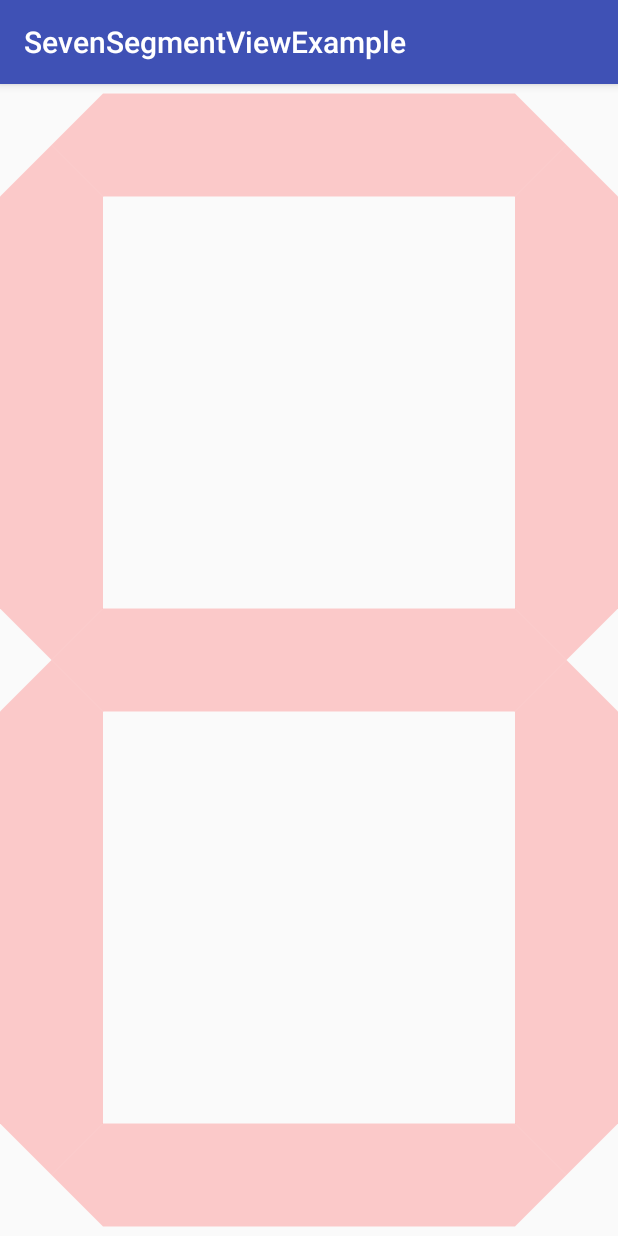
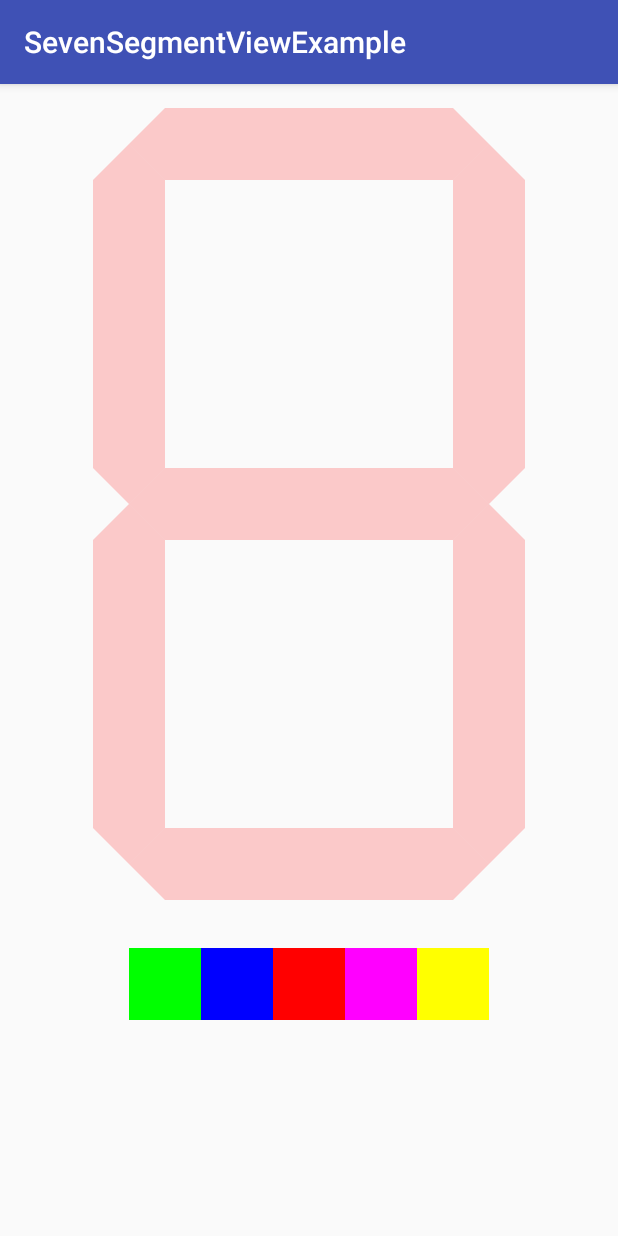
Before and after one commit to Jabiali19/seven-segment-view, an Android app: the screen it shows after launch (MainActivity), on a phone screen of 412 x 824 dp. Run offline under Robolectric (Android 15) with nearby library versions, the phone set to English and light mode, and no system bars.

Commit message:
implement dynamic color support + in app demo

```diff
--- a/seven-segment-view/src/main/java/com/bendaschel/sevensegmentview/SevenSegmentView.java
+++ b/seven-segment-view/src/main/java/com/bendaschel/sevensegmentview/SevenSegmentView.java
@@ -189,4 +189,22 @@ public class SevenSegmentView extends View {
         }
         super.onRestoreInstanceState(state);
     }
+
+    public int getOnColor() {
+        return onColor;
+    }
+
+    public void setOnColor(int onColor) {
+        this.onColor = onColor;
+        invalidate();
+    }
+
+    public int getOffColor() {
+        return offColor;
+    }
+
+    public void setOffColor(int offColor) {
+        this.offColor = offColor;
+        invalidate();
+    }
 }
--- a/sevensegmentview.example/src/main/java/com/bendaschel/sevensegmentview/example/MainActivity.kt
+++ b/sevensegmentview.example/src/main/java/com/bendaschel/sevensegmentview/example/MainActivity.kt
@@ -1,19 +1,20 @@
 package com.bendaschel.sevensegmentview.example
 
+import android.graphics.Color
 import android.os.Bundle
 import android.support.v7.app.AppCompatActivity
-import android.view.View
 import android.widget.LinearLayout
-
 import com.bendaschel.example.R
 import com.bendaschel.sevensegmentview.SevenSegmentView
 
 
 class MainActivity : AppCompatActivity() {
 
-    private var sv: SevenSegmentView? = null
+    private lateinit var sv: SevenSegmentView
 
-    private var colorPicker: LinearLayout? = null
+    private lateinit var colorPicker: LinearLayout
+
+    private val colors = listOf<Int>(Color.GREEN, Color.BLUE, Color.RED, Color.MAGENTA, Color.YELLOW)
 
     override fun onCreate(savedInstanceState: Bundle?) {
         super.onCreate(savedInstanceState)
@@ -21,12 +22,20 @@ class MainActivity : AppCompatActivity() {
 
         sv = findViewById(R.id.display) as SevenSegmentView
 
-        sv!!.setOnClickListener {
-            val next = (sv!!.currentValue + 1) % 10
-            sv!!.currentValue = next
+        sv.setOnClickListener {
+            val next = (sv.currentValue + 1) % 10
+            sv.currentValue = next
         }
 
         colorPicker = findViewById(R.id.color_picker) as LinearLayout
-
+        colors.forEach { color ->
+            val button = layoutInflater.inflate(R.layout.color_picker_item, colorPicker, false)
+            button.setOnClickListener {
+                sv.onColor = color
+                sv.offColor = Color.argb(50, Color.red(color), Color.green(color), Color.blue(color))
+            }
+            button.setBackgroundColor(color)
+            colorPicker.addView(button)
+        }
     }
 }
--- a/sevensegmentview.example/src/main/res/layout/activity_main.xml
+++ b/sevensegmentview.example/src/main/res/layout/activity_main.xml
@@ -1,15 +1,32 @@
 <?xml version="1.0" encoding="utf-8"?>
-<android.support.constraint.ConstraintLayout xmlns:android="http://schemas.android.com/apk/res/android"
+<LinearLayout xmlns:android="http://schemas.android.com/apk/res/android"
     xmlns:tools="http://schemas.android.com/tools"
+    xmlns:app="http://schemas.android.com/apk/res-auto"
     android:layout_width="match_parent"
     android:layout_height="match_parent"
-    xmlns:app="http://schemas.android.com/apk/res-auto"
+    android:orientation="vertical"
     tools:context="com.bendaschel.sevensegmentview.example.MainActivity">
+
+
 
     <com.bendaschel.sevensegmentview.SevenSegmentView
         android:id="@+id/display"
-        android:layout_height="match_parent"
         android:layout_width="match_parent"
-        app:onColor="#f00"/>
+        android:layout_height="0dp"
+        android:layout_weight="3"
+        android:layout_gravity="center"
+        android:layout_margin="16dp"
+        app:onColor="#f00"
+        />
 
-</android.support.constraint.ConstraintLayout>
+    <LinearLayout
+        android:id="@+id/color_picker"
+        android:layout_width="wrap_content"
+        android:layout_height="0dp"
+        android:layout_weight="1"
+        android:layout_gravity="center"
+        android:layout_margin="16dp"
+        android:orientation="horizontal"
+        />
+
+</LinearLayout>
--- /dev/null
+++ b/sevensegmentview.example/src/main/res/layout/color_picker_item.xml
@@ -0,0 +1,6 @@
+<?xml version="1.0" encoding="utf-8"?>
+<View xmlns:android="http://schemas.android.com/apk/res/android"
+    android:layout_width="48dp"
+    android:layout_height="48dp">
+
+</View>
```
